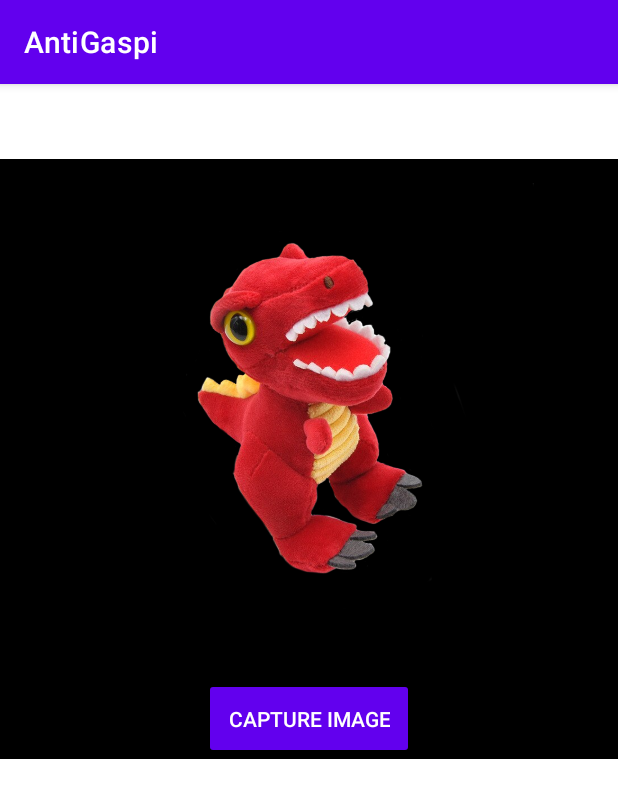
After one commit to LeoKitabdjian/AntiGaspi, an Android app: the PhotoFragment screen opened directly, with no data from a screen before it, on a phone screen of 412 x 824 dp. The commit adds this screen. Shown: the top 798 px of the screen. Run offline under Robolectric (Android 15) with nearby library versions, the phone set to English and light mode, and no system bars.

Commit message:
#5 Utilisation de la photo

```diff
--- a/app/src/main/AndroidManifest.xml
+++ b/app/src/main/AndroidManifest.xml
@@ -7,6 +7,8 @@
     <uses-permission android:name="android.permission.INTERNET" />
     <uses-permission android:name="android.permission.ACCESS_NETWORK_STATE" />
     <uses-permission android:name="android.permission.WRITE_EXTERNAL_STORAGE" />
+    <uses-feature android:name="android.hardware.camera" />
+    <uses-permission android:name="android.permission.CAMERA"/>
 
 
     <application
@@ -35,6 +37,7 @@
         <activity android:name=".ModifListeIngredient" />
         <activity android:name=".MonFrigo" />
         <activity android:name=".RechercheAssociation" />
+        <activity android:name=".PhotoIngredient" />
     </application>
 
 </manifest>
--- /dev/null
+++ b/app/src/main/java/edu/polytech/antigaspi/IPictureActivity.java
@@ -0,0 +1,5 @@
+package edu.polytech.antigaspi;
+
+public interface IPictureActivity {
+    int REQUEST_CAMERA=100;
+}
--- a/app/src/main/java/edu/polytech/antigaspi/MainActivity.java
+++ b/app/src/main/java/edu/polytech/antigaspi/MainActivity.java
@@ -17,7 +17,7 @@ public class MainActivity extends AppCompatActivity {
         findViewById(R.id.btnAstuce).setOnClickListener(new View.OnClickListener() {
             @Override
             public void onClick(View view) {
-                Intent intent = new Intent(MainActivity.this, Astuce.class);
+                Intent intent = new Intent(MainActivity.this, AjoutIngredientFrigo.class);
                 startActivity(intent);
             }
         });
--- /dev/null
+++ b/app/src/main/java/edu/polytech/antigaspi/PhotoFragment.java
@@ -0,0 +1,53 @@
+package edu.polytech.antigaspi;
+
+import android.Manifest;
+import android.content.Intent;
+import android.content.pm.PackageManager;
+import android.graphics.Bitmap;
+import android.os.Bundle;
+import android.provider.MediaStore;
+import android.view.LayoutInflater;
+import android.view.View;
+import android.view.ViewGroup;
+import android.widget.ImageView;
+
+import androidx.core.app.ActivityCompat;
+import androidx.core.content.ContextCompat;
+import androidx.fragment.app.Fragment;
+
+import java.util.Objects;
+
+public class PhotoFragment extends Fragment {
+    private ImageView imageView;
+
+    public PhotoFragment(){
+    }
+    @Override
+    public View onCreateView(LayoutInflater inflater, ViewGroup container, Bundle bundle){
+        View rootView= inflater.inflate(R.layout.fragment_photo,container, false);
+        imageView=rootView.findViewById(R.id.photo);
+        rootView.findViewById(R.id.buttonImage).setOnClickListener(new View.OnClickListener() {
+            @Override
+            public void onClick(View view) {
+                //pour demander la permission si elle a pas été demander
+                if(ContextCompat.checkSelfPermission(getContext(), Manifest.permission.CAMERA)== PackageManager.PERMISSION_DENIED){
+                    ActivityCompat.requestPermissions(getActivity(), new String[]{Manifest.permission.CAMERA}, IPictureActivity.REQUEST_CAMERA);
+                }
+                else{
+                    takePicture();
+                }
+            }
+        });
+        return rootView;
+    }
+
+    public void takePicture(){
+        Intent intent = new Intent(MediaStore.ACTION_IMAGE_CAPTURE);
+        requireActivity().startActivityForResult(intent,IPictureActivity.REQUEST_CAMERA);
+    }
+
+    public void setImage(Bitmap bitmap){
+        imageView.setImageBitmap(bitmap);
+    }
+
+}
--- /dev/null
+++ b/app/src/main/java/edu/polytech/antigaspi/PhotoIngredient.java
@@ -0,0 +1,67 @@
+package edu.polytech.antigaspi;
+
+import android.content.Intent;
+import android.content.pm.PackageManager;
+import android.graphics.Bitmap;
+import android.os.Bundle;
+import android.widget.Toast;
+
+import androidx.appcompat.app.AppCompatActivity;
+import androidx.fragment.app.FragmentTransaction;
+
+public class PhotoIngredient extends AppCompatActivity implements IPictureActivity {
+    private Bitmap photo;
+    private PhotoFragment photoFragment;
+
+    @Override
+    protected void onCreate(Bundle savedInstanceState) {
+        super.onCreate(savedInstanceState);
+        setContentView(R.layout.photo_ingredient);
+        photoFragment = (PhotoFragment) getSupportFragmentManager().findFragmentById(R.id.photo);
+        if(photoFragment==null){
+            photoFragment=new PhotoFragment();
+            FragmentTransaction transaction = getSupportFragmentManager().beginTransaction();
+            transaction.replace(R.id.photoFragment, photoFragment);
+            transaction.addToBackStack(null);
+            transaction.commit();
+        }
+    }
+
+    @Override
+    public void onRequestPermissionsResult (int requestCode, String[] permissions, int[] grantResults) {
+        super.onRequestPermissionsResult(requestCode, permissions, grantResults);
+        switch (requestCode) {
+            case REQUEST_CAMERA: {
+                if (grantResults.length > 0 && grantResults[0] == PackageManager.PERMISSION_GRANTED) {
+                    Toast toast = Toast.makeText(getApplicationContext(), "CAMERA Authorisation granted", Toast.LENGTH_LONG);
+                    toast.show();
+                    photoFragment.takePicture();
+                } else {
+                    Toast toast = Toast.makeText(getApplicationContext(), "CAMERA Authorisation not granted", Toast.LENGTH_LONG);
+                    toast.show();
+                }
+            }
+            break;
+        }
+    }
+
+    @Override
+    protected void onActivityResult(int requestCode, int resultCode, Intent data) {
+        super.onActivityResult(requestCode, resultCode, data);
+        if(requestCode==REQUEST_CAMERA){
+            if (resultCode==RESULT_OK){
+                photo=(Bitmap) data.getExtras().get("data");
+                photoFragment.setImage(photo);}
+            else if(resultCode==RESULT_CANCELED){
+                Toast toast = Toast.makeText(getApplicationContext(), "photo annulée", Toast.LENGTH_LONG);
+                toast.show();
+            }
+            else{
+                Toast toast = Toast.makeText(getApplicationContext(), "L'action n'a pas fonctionné", Toast.LENGTH_LONG);
+                toast.show();
+            }
+
+        }
+
+    }
+}
--- /dev/null
+++ b/app/src/main/res/layout/fragment_photo.xml
@@ -0,0 +1,39 @@
+<?xml version="1.0" encoding="utf-8"?>
+<LinearLayout
+    xmlns:android="http://schemas.android.com/apk/res/android"
+    xmlns:tools="http://schemas.android.com/tools"
+    android:layout_width="match_parent"
+    android:layout_height="match_parent"
+    android:background="@color/black"
+    android:orientation="vertical"
+    android:gravity="center"
+    tools:context=".PhotoFragment">
+
+    <TextView
+        android:id="@+id/Info"
+        android:layout_width="match_parent"
+        android:layout_height="0dp"
+        android:layout_weight="1"
+        android:text="Take a picture!"
+        android:gravity="center"
+        android:textSize="20sp"
+        />
+    <ImageView
+        android:id="@+id/photo"
+        android:layout_width="match_parent"
+        android:layout_height="0dp"
+        android:layout_weight="50"
+        android:src="@drawable/graou"
+        android:layout_marginTop="10dp"
+        />
+    <Button
+        android:id="@+id/buttonImage"
+        android:layout_width="wrap_content"
+        android:layout_height="wrap_content"
+        android:layout_weight="1"
+        android:text="Capture Image"
+        style="?android:attr/buttonStyleSmall"
+        android:layout_marginTop="30dp"
+        />
+
+</LinearLayout>
--- /dev/null
+++ b/app/src/main/res/layout/photo_ingredient.xml
@@ -0,0 +1,16 @@
+<?xml version="1.0" encoding="utf-8"?>
+<LinearLayout
+    xmlns:android="http://schemas.android.com/apk/res/android"
+    xmlns:tools="http://schemas.android.com/tools"
+    android:layout_width="match_parent"
+    android:layout_height="match_parent"
+    android:orientation="vertical"
+    tools:context=".PhotoIngredient">
+    <FrameLayout
+        android:id="@+id/photoFragment"
+        android:layout_width="match_parent"
+        android:layout_height="400dp"
+        android:layout_marginBottom="20dp"
+        android:layout_marginTop="50dp" />
+
+</LinearLayout>
```
Also changed, not shown: app/src/main/java/edu/polytech/antigaspi/AjoutIngredientFrigo.java (+9 -0 lines), app/src/main/res/layout/mon_frigo.xml (+9 -5 lines), app/src/main/res/mipmap-xxhdpi/banane.png (renamed from app/src/main/res/mipmap-xxhdpi/Banane.png), 1 other file.
